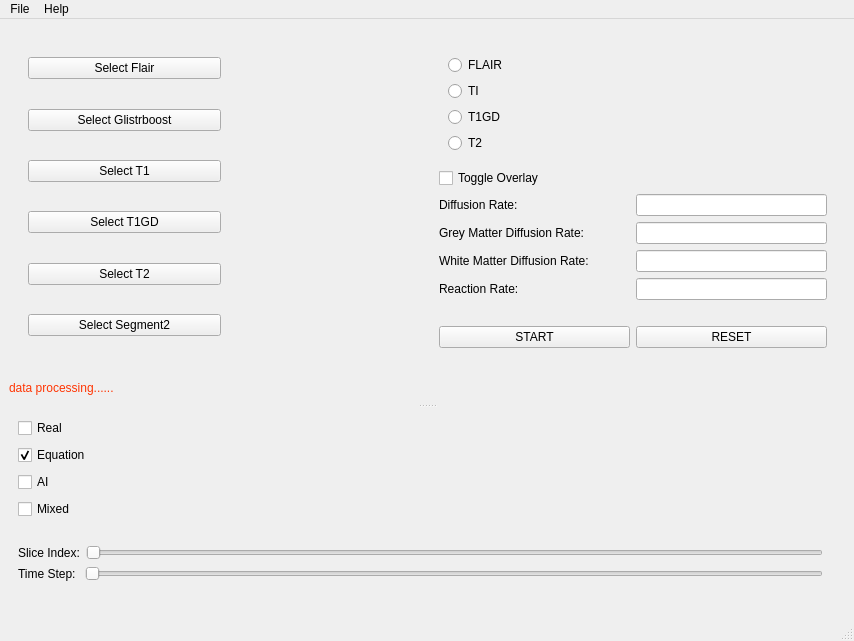
First picture: the form in UI_Design_File/newMainWindow.ui, repository patliao/SYSC4907-Glioma-Growth-Visualization, before the edit.
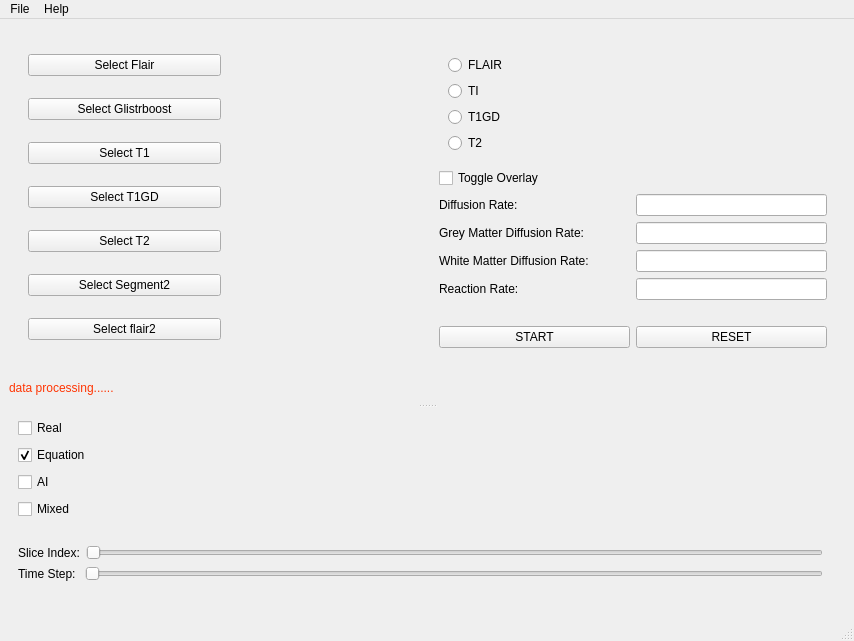
Second picture: the form after the edit.

Commit message: add ai mask to UI

```diff
--- a/UI_Design_File/newMainWindow.ui
+++ b/UI_Design_File/newMainWindow.ui
@@ -244,6 +244,41 @@
                 </layout>
                </widget>
               </item>
+              <item>
+               <widget class="QWidget" name="seg2_file_widget_2" native="true">
+                <layout class="QHBoxLayout" name="horizontalLayout_16">
+                 <property name="spacing">
+                  <number>1</number>
+                 </property>
+                 <property name="leftMargin">
+                  <number>1</number>
+                 </property>
+                 <property name="topMargin">
+                  <number>1</number>
+                 </property>
+                 <property name="rightMargin">
+                  <number>1</number>
+                 </property>
+                 <property name="bottomMargin">
+                  <number>1</number>
+                 </property>
+                 <item>
+                  <widget class="QPushButton" name="flair2_file_button">
+                   <property name="text">
+                    <string>Select flair2</string>
+                   </property>
+                  </widget>
+                 </item>
+                 <item>
+                  <widget class="QLabel" name="flair2_file_label">
+                   <property name="text">
+                    <string/>
+                   </property>
+                  </widget>
+                 </item>
+                </layout>
+               </widget>
+              </item>
              </layout>
             </widget>
            </item>
```
The commit also changes 6 other files.
